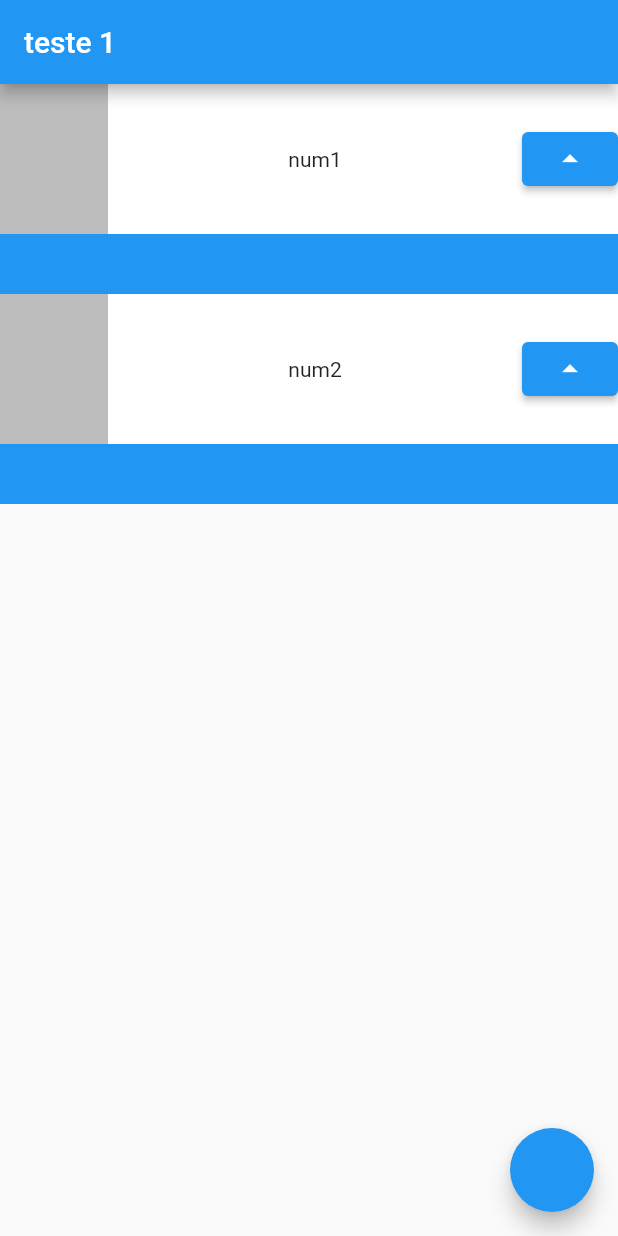
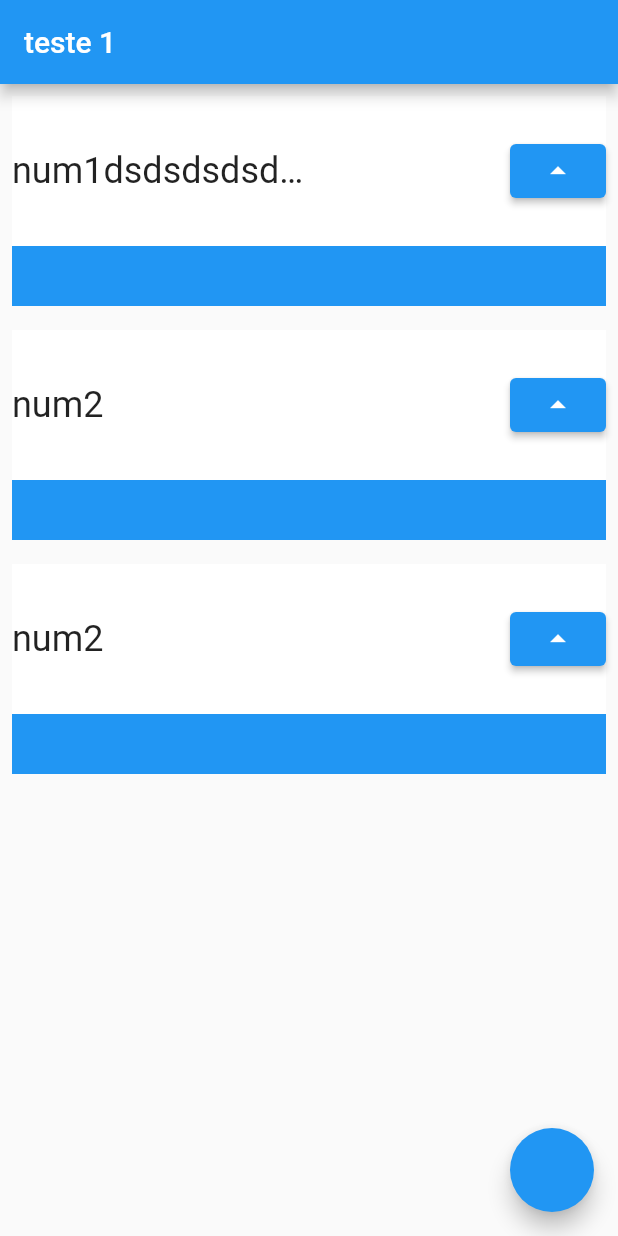
Before and after one commit to samicow/Flutter-repo, a Flutter app: the screen it shows after launch, on a phone screen of 412 x 824 dp. Run offline on Flutter 3.47's test engine with Material 2 defaults, Android fonts, the light colour scheme and no system bars.

Commit message:
adicionado ListView para scroll, padding para espaçar info e overflow para conter no espaço

```diff
--- a/lib/main.dart
+++ b/lib/main.dart
@@ -21,9 +21,10 @@ class MyApp extends StatelessWidget {
         appBar: AppBar(
            title: Text('teste 1'),
       ),
-      body: Column(
+      body: ListView(
         children: [
-          Task('num1'),
+          Task('num1dsdsdsdsddsdsd dsdsdsdsdsdsds'),
+          Task('num2'),
           Task('num2'),
          ],
       ),
@@ -41,7 +42,9 @@ class Task extends StatelessWidget {
 
   @override
   Widget build(BuildContext context) {
-    return Container(
+    return Padding(
+      padding: const EdgeInsets.all(8.0),
+      child: Container(
               child: Stack(
                 children:[
  Container(
@@ -55,17 +58,21 @@ class Task extends StatelessWidget {
                 mainAxisAlignment: MainAxisAlignment.spaceBetween,
   children: [
       Container(
-          color: Colors.black26,
-          width: 72,
-          height: 100,
+       width: 200,
+       child: Text(
+        nome,
+        style: TextStyle(
+          fontSize: 24,
+          overflow: TextOverflow.ellipsis,
         ),
-    Text(nome),
+      )),
       ElevatedButton(onPressed: (){}, child: Icon(Icons.arrow_drop_up))
 ],
               ),
             )
                 ],
               ),
+            ),
     );
   }
 }
```
Lines whose indentation alone changed are shown as unchanged.
